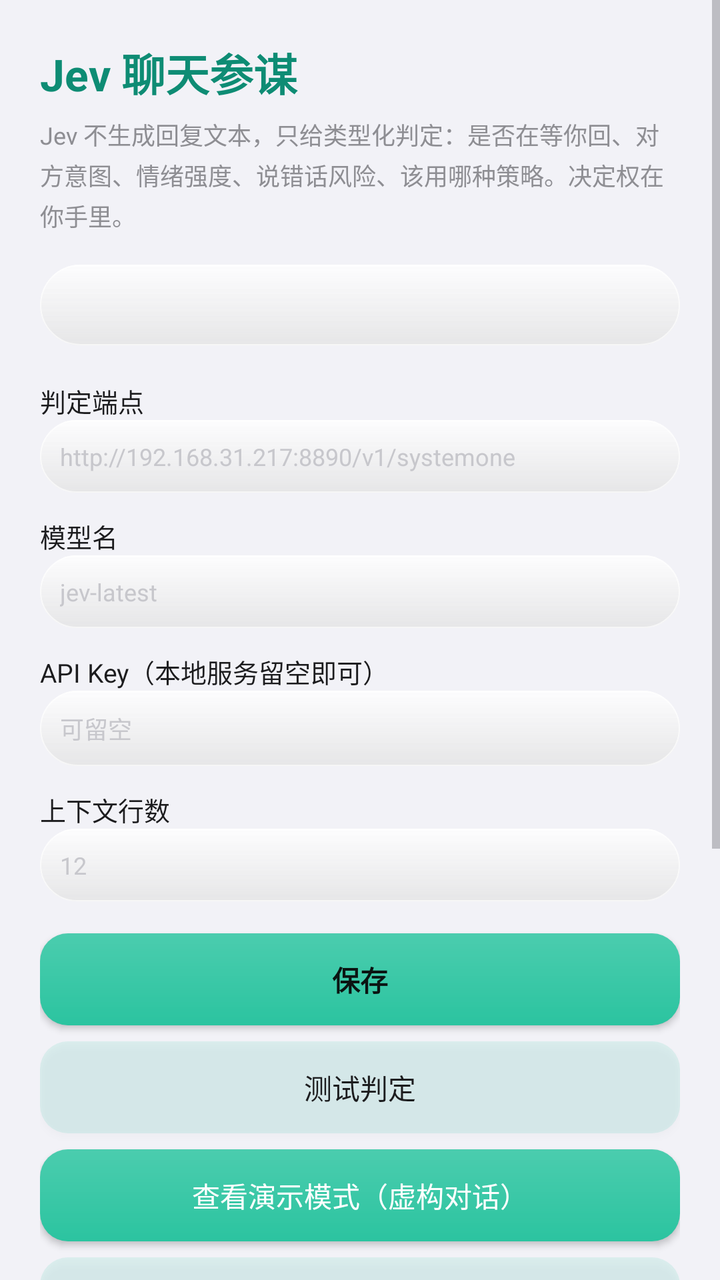
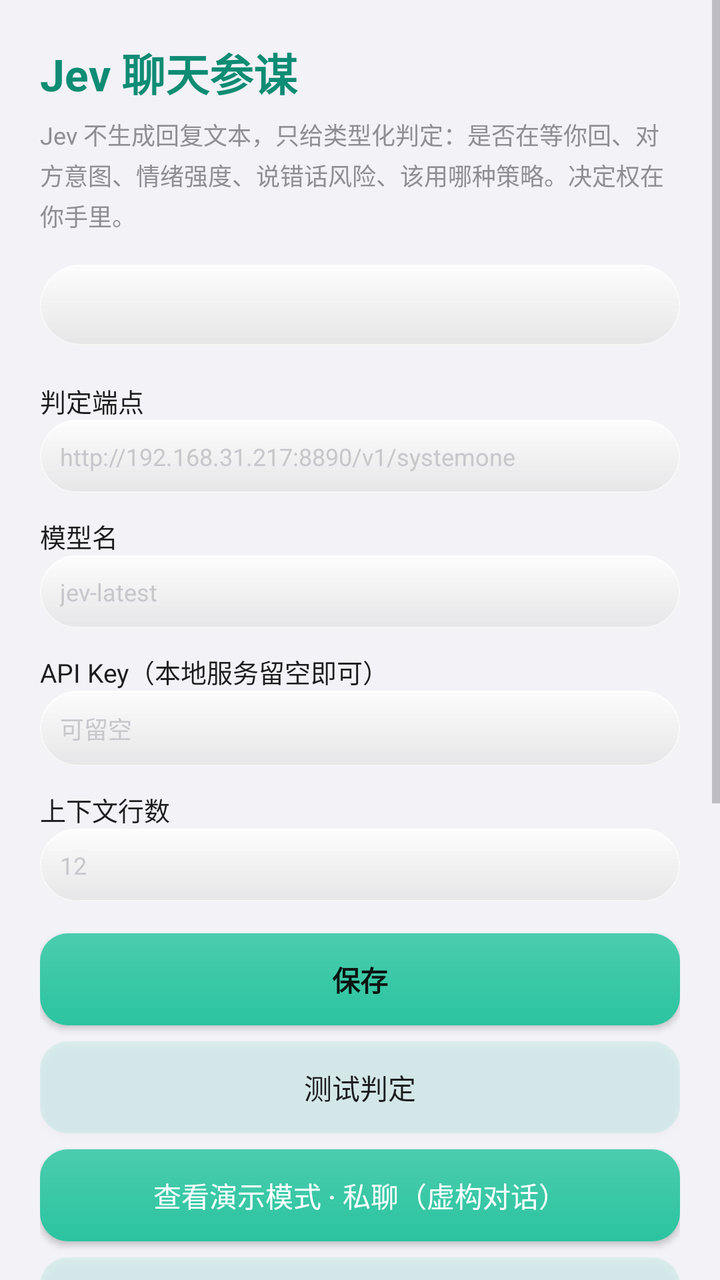

Compare the two renders of this Android layout. The source of the first and the diff that turns it into the second are given below.
<!-- AndroidManifest.xml: application theme AppTheme -->
<!-- res/layout/activity_main.xml -->
<?xml version="1.0" encoding="utf-8"?>
<ScrollView xmlns:android="http://schemas.android.com/apk/res/android"
    android:layout_width="match_parent"
    android:layout_height="match_parent"
    android:background="#FFF2F2F7"
    android:fillViewport="true">

    <LinearLayout
        android:layout_width="match_parent"
        android:layout_height="wrap_content"
        android:orientation="vertical"
        android:padding="20dp">

        <TextView
            android:layout_width="match_parent"
            android:layout_height="wrap_content"
            android:text="Jev 聊天参谋"
            android:textColor="#FF0E8C74"
            android:textSize="22sp"
            android:textStyle="bold" />

        <TextView
            android:layout_width="match_parent"
            android:layout_height="wrap_content"
            android:layout_marginTop="6dp"
            android:lineSpacingExtra="3dp"
            android:text="Jev 不生成回复文本，只给类型化判定：是否在等你回、对方意图、情绪强度、说错话风险、该用哪种策略。决定权在你手里。"
            android:textColor="#FF8E8E93"
            android:textSize="12sp" />

        <TextView
            android:id="@+id/status"
            android:layout_width="match_parent"
            android:layout_height="wrap_content"
            android:layout_marginTop="16dp"
            android:background="@drawable/bg_card"
            android:lineSpacingExtra="4dp"
            android:padding="12dp"
            android:text=""
            android:textColor="#FF1C1C1E"
            android:textSize="12sp" />

        <TextView
            android:layout_width="match_parent"
            android:layout_height="wrap_content"
            android:layout_marginTop="18dp"
            android:text="判定端点"
            android:textColor="#FF1C1C1E"
            android:textSize="13sp" />

        <EditText
            android:id="@+id/endpoint"
            android:layout_width="match_parent"
            android:layout_height="wrap_content"
            android:background="@drawable/bg_card"
            android:hint="http://192.168.31.217:8890/v1/systemone"
            android:inputType="textUri"
            android:padding="10dp"
            android:textColor="#FF1C1C1E"
            android:textColorHint="#FFC7C7CC"
            android:textSize="12sp" />

        <TextView
            android:layout_width="match_parent"
            android:layout_height="wrap_content"
            android:layout_marginTop="12dp"
            android:text="模型名"
            android:textColor="#FF1C1C1E"
            android:textSize="13sp" />

        <EditText
            android:id="@+id/model"
            android:layout_width="match_parent"
            android:layout_height="wrap_content"
            android:background="@drawable/bg_card"
            android:hint="jev-latest"
            android:inputType="text"
            android:padding="10dp"
            android:textColor="#FF1C1C1E"
            android:textColorHint="#FFC7C7CC"
            android:textSize="12sp" />

        <TextView
            android:layout_width="match_parent"
            android:layout_height="wrap_content"
            android:layout_marginTop="12dp"
            android:text="API Key（本地服务留空即可）"
            android:textColor="#FF1C1C1E"
            android:textSize="13sp" />

        <EditText
            android:id="@+id/apikey"
            android:layout_width="match_parent"
            android:layout_height="wrap_content"
            android:background="@drawable/bg_card"
            android:hint="可留空"
            android:inputType="text"
            android:padding="10dp"
            android:textColor="#FF1C1C1E"
            android:textColorHint="#FFC7C7CC"
            android:textSize="12sp" />

        <TextView
            android:layout_width="match_parent"
            android:layout_height="wrap_content"
            android:layout_marginTop="12dp"
            android:text="上下文行数"
            android:textColor="#FF1C1C1E"
            android:textSize="13sp" />

        <EditText
            android:id="@+id/lines"
            android:layout_width="match_parent"
            android:layout_height="wrap_content"
            android:background="@drawable/bg_card"
            android:hint="12"
            android:inputType="number"
            android:padding="10dp"
            android:textColor="#FF1C1C1E"
            android:textColorHint="#FFC7C7CC"
            android:textSize="12sp" />

        <Button
            android:id="@+id/save"
            android:layout_width="match_parent"
            android:layout_height="46dp"
            android:layout_marginTop="16dp"
            android:background="@drawable/bg_btn_primary"
            android:text="保存"
            android:textAllCaps="false"
            android:textColor="#FF0B1412"
            android:textStyle="bold" />

        <Button
            android:id="@+id/test"
            android:layout_width="match_parent"
            android:layout_height="46dp"
            android:layout_marginTop="8dp"
            android:background="@drawable/bg_btn_ghost"
            android:text="测试判定"
            android:textAllCaps="false"
            android:textColor="#FF1C1C1E" />

        <Button
            android:id="@+id/demo"
            android:layout_width="match_parent"
            android:layout_height="46dp"
            android:layout_marginTop="8dp"
            android:background="@drawable/bg_btn_primary"
            android:text="查看演示模式（虚构对话）"
            android:textAllCaps="false"
            android:textColor="#FFFFFFFF" />

        <Button
            android:id="@+id/snapshot"
            android:layout_width="match_parent"
            android:layout_height="46dp"
            android:layout_marginTop="8dp"
            android:background="@drawable/bg_btn_ghost"
            android:text="抓一次看看（当前窗口）"
            android:textAllCaps="false"
            android:textColor="#FF0E8C74" />

        <Button
            android:id="@+id/mode"
            android:layout_width="match_parent"
            android:layout_height="46dp"
            android:layout_marginTop="8dp"
            android:background="@drawable/bg_btn_ghost"
            android:text="切换判定模式（本地）"
            android:textAllCaps="false"
            android:textColor="#FF1C1C1E" />

        <Button
            android:id="@+id/localcheck"
            android:layout_width="match_parent"
            android:layout_height="46dp"
            android:layout_marginTop="8dp"
            android:background="@drawable/bg_btn_ghost"
            android:text="加载本地模型并自检"
            android:textAllCaps="false"
            android:textColor="#FF1C1C1E" />

        <Button
            android:id="@+id/accessibility"
            android:layout_width="match_parent"
            android:layout_height="46dp"
            android:layout_marginTop="8dp"
            android:background="@drawable/bg_btn_ghost"
            android:text="开启读屏无障碍"
            android:textAllCaps="false"
            android:textColor="#FF1C1C1E" />

        <Button
            android:id="@+id/toggle"
            android:layout_width="match_parent"
            android:layout_height="46dp"
            android:layout_marginTop="8dp"
            android:background="@drawable/bg_btn_ghost"
            android:text="启动悬浮球"
            android:textAllCaps="false"
            android:textColor="#FF1C1C1E" />

        <TextView
            android:id="@+id/output"
            android:layout_width="match_parent"
            android:layout_height="wrap_content"
            android:layout_marginTop="16dp"
            android:background="@drawable/bg_card"
            android:lineSpacingExtra="4dp"
            android:padding="12dp"
            android:text=""
            android:textColor="#FF8E8E93"
            android:textSize="11sp" />
    </LinearLayout>
</ScrollView>
<!-- resources referenced by this layout -->
<resources>
  <!-- drawable bg_btn_ghost (drawable) -->
  <?xml version="1.0" encoding="utf-8"?>
  <shape xmlns:android="http://schemas.android.com/apk/res/android"
      android:shape="rectangle">
      <solid android:color="#1F2BC4A0" />
      <corners android:radius="14dp" />
  </shape>
  <!-- drawable bg_btn_primary (drawable) -->
  <?xml version="1.0" encoding="utf-8"?>
  <layer-list xmlns:android="http://schemas.android.com/apk/res/android">
      <item>
          <shape android:shape="rectangle">
              <solid android:color="#FF2BC4A0" />
              <corners android:radius="14dp" />
          </shape>
      </item>
      <item>
          <shape android:shape="rectangle">
              <gradient
                  android:angle="270"
                  android:startColor="#26FFFFFF"
                  android:endColor="#00FFFFFF"
                  android:type="linear" />
              <corners android:radius="14dp" />
          </shape>
      </item>
  </layer-list>
  <!-- drawable bg_card (drawable) -->
  <?xml version="1.0" encoding="utf-8"?>
  <layer-list xmlns:android="http://schemas.android.com/apk/res/android">
  
      
      <item>
          <shape android:shape="rectangle">
              <solid android:color="#E0FFFFFF" />
              <corners android:radius="26dp" />
          </shape>
      </item>
  
      
      <item>
          <shape android:shape="rectangle">
              <gradient
                  android:angle="270"
                  android:startColor="#45FFFFFF"
                  android:centerColor="#16FFFFFF"
                  android:endColor="#00FFFFFF"
                  android:type="linear" />
              <corners android:radius="26dp" />
          </shape>
      </item>
  
      
      <item>
          <shape android:shape="rectangle">
              <gradient
                  android:angle="90"
                  android:startColor="#128E8E93"
                  android:endColor="#008E8E93"
                  android:type="linear" />
              <corners android:radius="26dp" />
          </shape>
      </item>
  
      
      <item>
          <shape android:shape="rectangle">
              <gradient
                  android:angle="270"
                  android:startColor="#00000000"
                  android:endColor="#0F000000"
                  android:type="linear" />
              <corners android:radius="26dp" />
              <size android:height="26dp" />
          </shape>
      </item>
  
      
      <item>
          <shape android:shape="rectangle">
              <stroke android:width="0.5dp" android:color="#A6FFFFFF" />
              <corners android:radius="26dp" />
          </shape>
      </item>
  </layer-list>
  <style name="AppTheme" parent="@android:style/Theme.Material.Light.NoActionBar">
          <item name="android:windowBackground">#FFF2F2F7</item>
          <item name="android:colorBackground">#FFF2F2F7</item>
          <item name="android:textColorPrimary">#FF1C1C1E</item>
          <item name="android:textColorSecondary">#FF8E8E93</item>
          <item name="android:colorAccent">#FF2BC4A0</item>
          <item name="android:statusBarColor">#FFF2F2F7</item>
          <item name="android:navigationBarColor">#FFF2F2F7</item>
          <item name="android:windowLightStatusBar">true</item>
          <item name="android:windowLightNavigationBar">true</item>
      </style>
</resources>

<!-- the commit's change to res/layout/activity_main.xml (unified diff, before → after) -->
@@ -147,9 +147,19 @@
             android:layout_height="46dp"
             android:layout_marginTop="8dp"
             android:background="@drawable/bg_btn_primary"
-            android:text="查看演示模式（虚构对话）"
+            android:text="查看演示模式 · 私聊（虚构对话）"
             android:textAllCaps="false"
             android:textColor="#FFFFFFFF" />
+
+        <Button
+            android:id="@+id/demo_group"
+            android:layout_width="match_parent"
+            android:layout_height="46dp"
+            android:layout_marginTop="8dp"
+            android:background="@drawable/bg_btn_ghost"
+            android:text="查看演示模式 · 群聊（虚构对话）"
+            android:textAllCaps="false"
+            android:textColor="#FF1C1C1E" />
 
         <Button
             android:id="@+id/snapshot"
